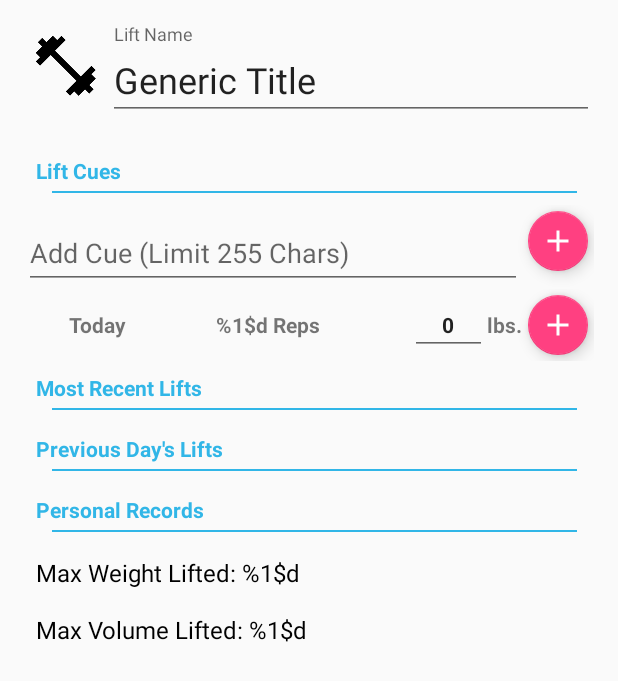
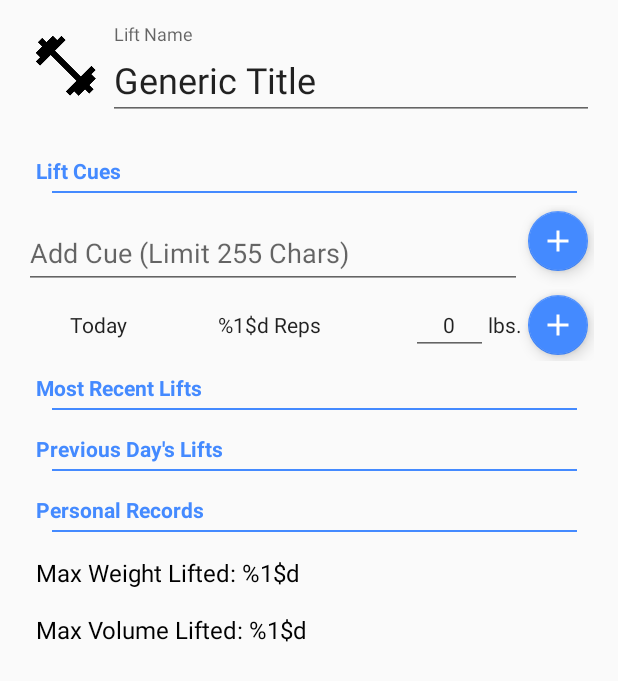
Before and after one commit to SinOverCos/CueLift, an Android app: the layout fragment_lift.xml on its own in the app's theme, with its tools: preview values and no code run, on a phone screen of 412 x 824 dp. Shown: the top 681 px of the screen. Run offline under Robolectric (Android 15) with nearby library versions, the phone set to English and light mode, and no system bars.

Commit message:
made some colour changes, need to do rest of todo

```diff
--- a/app/src/main/AndroidManifest.xml
+++ b/app/src/main/AndroidManifest.xml
@@ -4,7 +4,7 @@
 
     <application
         android:allowBackup="true"
-        android:icon="@mipmap/ic_launcher"
+        android:icon="@drawable/app_icon_list"
         android:label="@string/app_name"
         android:supportsRtl="true"
         android:theme="@style/AppTheme">
--- a/app/src/main/java/me/tanwang/cuelift/LiftFragment.java
+++ b/app/src/main/java/me/tanwang/cuelift/LiftFragment.java
@@ -329,6 +329,10 @@ public class LiftFragment extends Fragment implements LoaderManager.LoaderCallba
             if (setVolume > volume) volume = setVolume;
             if (setWeight > weight) weight = setWeight;
         }
+        if (weight > lift.getMaxWeight())
+            Toast.makeText(getActivity(), R.string.prw_toast, Toast.LENGTH_SHORT).show();
+        if (volume > lift.getMaxVolume())
+            Toast.makeText(getActivity(), R.string.prv_toast, Toast.LENGTH_SHORT).show();
         lift.setMaxWeight(weight);
         lift.setMaxVolume(volume);
         weightPrTextView.setText(String.format(Locale.CANADA, getResources().getString(R.string.weight_pr), weight));
--- a/app/src/main/res/drawable/list_separator.xml
+++ b/app/src/main/res/drawable/list_separator.xml
@@ -4,7 +4,7 @@
     android:shape="rectangle">
 
     <size android:width="350dp" android:height="1dp" />
-    <solid android:color="@color/emphasis"/>
+    <solid android:color="@color/colorAccent"/>
 
 </shape>
 <!-- Can't vary the width so it'll look off on some devices. Damn listSeparatorTextViewStyle is private -->
--- a/app/src/main/res/layout/fragment_lift.xml
+++ b/app/src/main/res/layout/fragment_lift.xml
@@ -106,6 +106,7 @@ Ideas:
                         <android.support.design.widget.TextInputEditText android:id="@+id/add_cue_edit_text"
                             android:hint="@string/add_cue"
                             android:layout_width="match_parent"
+                            android:singleLine="true"
                             android:layout_height="wrap_content" />
 
                     </android.support.design.widget.TextInputLayout>
@@ -153,6 +154,7 @@ Ideas:
                         style="@style/PickerCell"
                         android:layout_height="wrap_content"
                         android:layout_width="wrap_content"
+                        android:singleLine="true"
                         android:inputType="number"/>
 
                     <TextView android:id="@+id/weight_display"
--- a/app/src/main/res/layout/list_item_lift.xml
+++ b/app/src/main/res/layout/list_item_lift.xml
@@ -38,6 +38,7 @@
             android:layout_alignParentTop="true"
             android:layout_marginTop="2dp"
             android:textSize="20dp"
+            android:textColor="#DE000000"
             android:textStyle="bold"
             android:text="@string/generic_title"/>
 
@@ -49,6 +50,7 @@
             android:layout_alignParentBottom="true"
             android:layout_marginBottom="2dp"
             android:textSize="16dp"
+            android:textColor="#8A000000"
             android:text="@string/generic_text"/>
 
     </RelativeLayout>
--- a/app/src/main/res/values/colors.xml
+++ b/app/src/main/res/values/colors.xml
@@ -1,8 +1,9 @@
 <?xml version="1.0" encoding="utf-8"?>
 <resources>
-    <color name="colorPrimary">#3F51B5</color>
-    <color name="colorPrimaryDark">#303F9F</color>
-    <color name="colorAccent">#FF4081</color>
+    <color name="colorPrimary">#F44336</color>
+    <color name="colorPrimaryDark">#D32F2F</color>
+    <color name="colorAccent">#448AFF</color>
+    <color name="textColorPrimary">#F5F5F5</color>
 
     <color name="emphasis">#31b6e7</color>
     <color name="bg_gray">#cecbce</color>
--- a/app/src/main/res/values/styles.xml
+++ b/app/src/main/res/values/styles.xml
@@ -52,7 +52,7 @@
         <item name="android:paddingLeft">@dimen/inner_margins</item>
         <item name="android:paddingBottom">@dimen/inner_margins</item>
 
-        <item name="android:textColor">@color/emphasis</item>
+        <item name="android:textColor">@color/colorAccent</item>
         <item name="android:textSize">@dimen/separator_text_size</item>
         <item name="android:textStyle">bold</item>
     </style>
@@ -62,13 +62,14 @@
         <item name="android:layout_height">wrap_content</item>
         <item name="android:layout_weight">1</item>
         <item name="android:gravity">center</item>
-        <item name="android:textStyle">bold</item>
+        <item name="android:textColor">#DE000000</item>
         <item name="android:textSize">@dimen/table_header_text_size</item>
     </style>
 
     <style name="LiftHistoryTableCell">
         <item name="android:layout_weight">1</item>
         <item name="android:gravity">center</item>
+        <item name="android:textColor">#8A000000</item>
     </style>
 
     <style name="PickerCell">
@@ -77,7 +78,7 @@
         <item name="android:layout_height">wrap_content</item>
         <item name="android:layout_weight">1</item>
         <item name="android:gravity">center</item>
-        <item name="android:textStyle">bold</item>
+        <item name="android:textColor">#DE000000</item>
         <item name="android:textSize">@dimen/table_header_text_size</item>
     </style>
 
```
Also changed, not shown: 1 other file.
